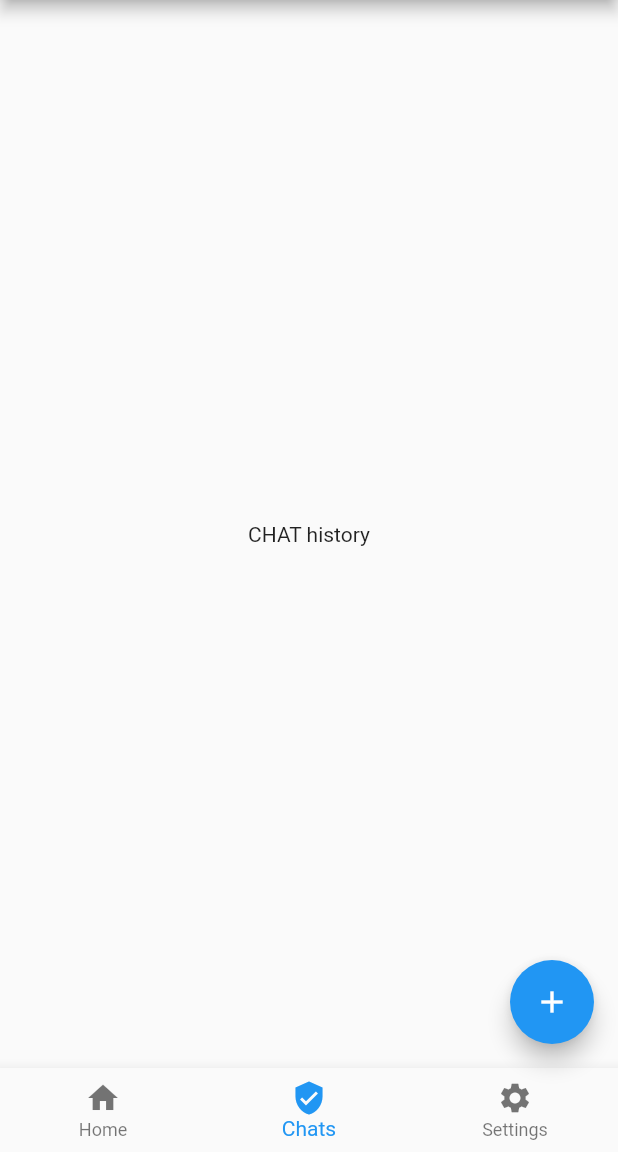
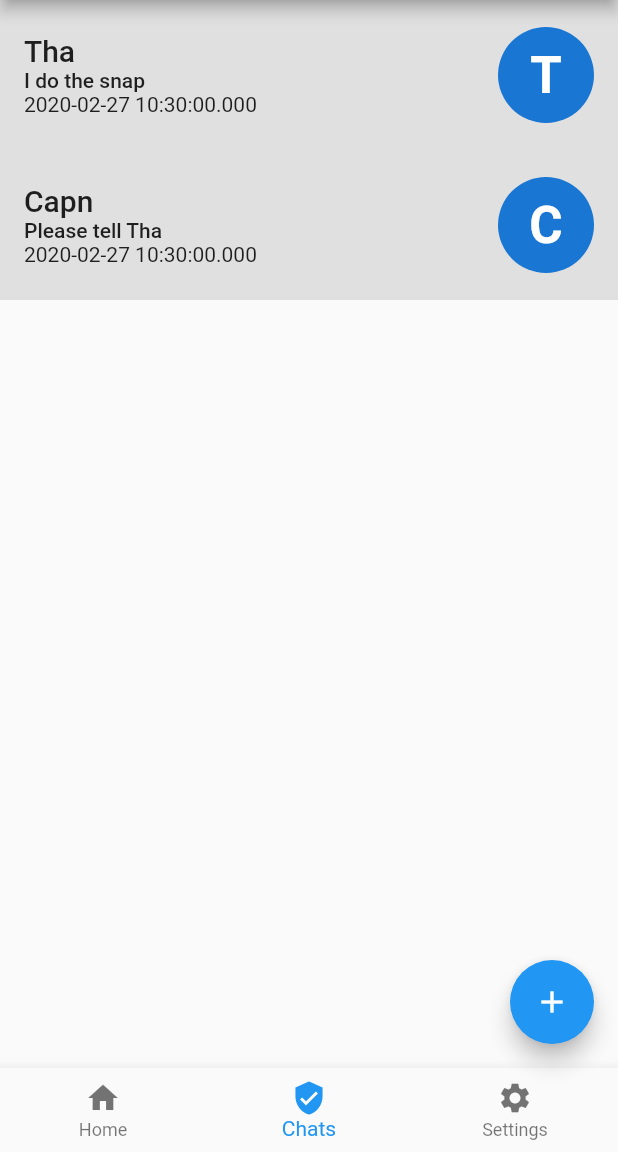
Before and after one commit to prog-ops/flutter_app_cht, a Flutter app: the screen it shows after launch, item 2 of the bottom bar chosen, on a phone screen of 412 x 824 dp, the part 84-1236 px from its top. Run offline on Flutter 3.47's test engine with Material 2 defaults, Android fonts, the phone set to English and light mode, and no system bars.

Commit message:
Kam, 27 Feb 2020  8.55.23,99

```diff
--- a/lib/scaffold.dart
+++ b/lib/scaffold.dart
@@ -30,17 +30,6 @@ class _MyChatAppState extends State<MyChatApp> {
         ),
 
         body: selectedScreen(_currentIndeks),
-
-        /*body: ListView(
-          children: <Widget>[
-            ChatHead(
-              friendName: "Tha", lastMessage: "I do the snap", messageTime: DateTime.now(),
-            ),
-            ChatHead(
-              friendName: "Capn", lastMessage: "Please tell Tha", messageTime: DateTime.now(),
-            ),
-          ],
-        ),*/
 
         bottomNavigationBar: BottomNavigationBar(
           currentIndex: _currentIndeks,
--- a/lib/views/ChatHistory.dart
+++ b/lib/views/ChatHistory.dart
@@ -1,4 +1,5 @@
 import 'package:flutter/material.dart';
+import 'package:flutter_app_dapur_grid/ChatHead.dart';
 
 class ChatHistory extends StatefulWidget {
   @override
@@ -10,7 +11,16 @@ class _ChatHistoryState extends State<ChatHistory> {
   Widget build(BuildContext context) {
     return Container(
       child: Center(
-        child: Text('CHAT history'),
+        child: ListView(
+          children: <Widget>[
+            ChatHead(
+              friendName: "Tha", lastMessage: "I do the snap", messageTime: DateTime.now(),
+            ),
+            ChatHead(
+              friendName: "Capn", lastMessage: "Please tell Tha", messageTime: DateTime.now(),
+            ),
+          ],
+        ),
       ),
     );
   }
```
